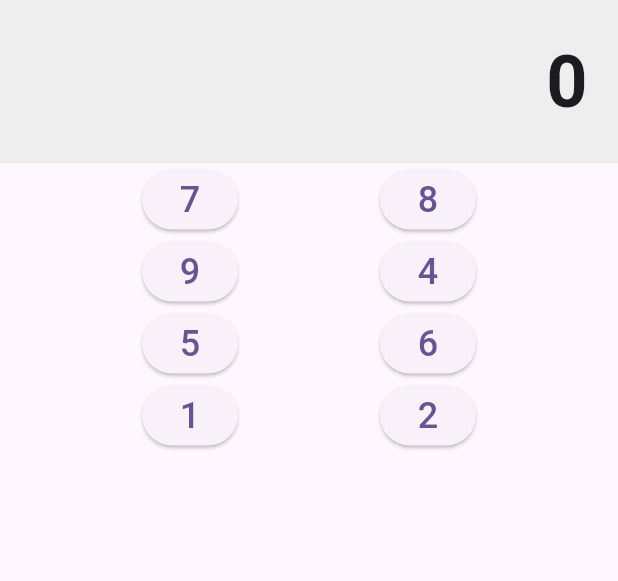
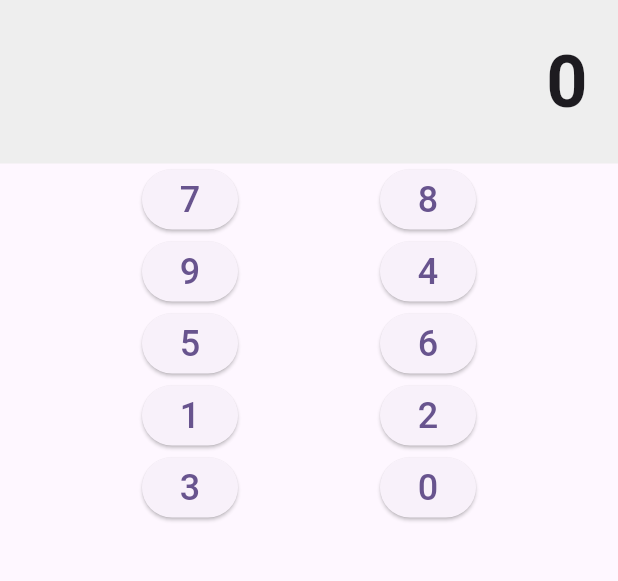
Before and after one commit to W17Code/calculadora_flutter, a Flutter app: the screen it shows after launch, on a phone screen of 412 x 824 dp, the part 84-665 px from its top. Run offline on Flutter 3.47's test engine with Material 3 defaults, Android fonts, the phone set to English and light mode, and no system bars.

Commit message:
Se agregan los botones 3 y 0

```diff
--- a/lib/home/home.dart
+++ b/lib/home/home.dart
@@ -46,7 +46,7 @@ class MyHomePage extends StatelessWidget {
               ),
             ],
           ),
-           Row(
+          Row(
             mainAxisAlignment: MainAxisAlignment.spaceEvenly,
             children: [
               ElevatedButton(
@@ -72,6 +72,19 @@ class MyHomePage extends StatelessWidget {
               ),
             ],
           ),
+          Row(
+            mainAxisAlignment: MainAxisAlignment.spaceEvenly,
+            children: [
+              ElevatedButton(
+                onPressed: () {},
+                child: const Text('3', style: TextStyle(fontSize: 24)),
+              ),
+              ElevatedButton(
+                onPressed: () {},
+                child: const Text('0', style: TextStyle(fontSize: 24)),
+              ),
+            ],
+          ),
         ],
       ),
     );
```
